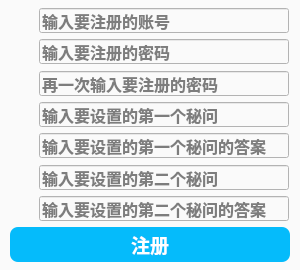
Qt form Codes/cregisterdialog.ui (ProYRB/IntelligentWindowClient) before a commit.
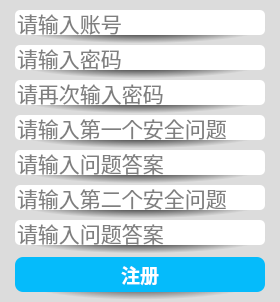
The same form after that commit. Icons and pictures are not drawn.

```diff
--- a/Codes/cregisterdialog.ui
+++ b/Codes/cregisterdialog.ui
@@ -6,8 +6,8 @@
    <rect>
     <x>0</x>
     <y>0</y>
-    <width>300</width>
-    <height>270</height>
+    <width>280</width>
+    <height>302</height>
    </rect>
   </property>
   <property name="sizePolicy">
@@ -18,14 +18,14 @@
   </property>
   <property name="minimumSize">
    <size>
-    <width>300</width>
-    <height>270</height>
+    <width>280</width>
+    <height>300</height>
    </size>
   </property>
   <property name="maximumSize">
    <size>
-    <width>300</width>
-    <height>270</height>
+    <width>280</width>
+    <height>302</height>
    </size>
   </property>
   <property name="windowTitle">
@@ -34,7 +34,7 @@
   <property name="styleSheet">
    <string notr="true">#CRegisterDialog
 {
-	background:rgb(250, 250, 250);
+	background:rgb(220, 220, 220);
 }</string>
   </property>
   <layout class="QGridLayout" name="gridLayout">
@@ -42,82 +42,19 @@
     <number>0</number>
    </property>
    <property name="topMargin">
-    <number>8</number>
+    <number>10</number>
    </property>
    <property name="rightMargin">
     <number>0</number>
    </property>
    <property name="bottomMargin">
-    <number>8</number>
-   </property>
-   <property name="horizontalSpacing">
     <number>0</number>
    </property>
-   <property name="verticalSpacing">
-    <number>5</number>
-   </property>
-   <item row="0" column="0">
-    <widget class="QWidget" name="widgetInput" native="true">
-     <property name="minimumSize">
-      <size>
-       <width>280</width>
-       <height>0</height>
-      </size>
-     </property>
-     <property name="maximumSize">
-      <size>
-       <width>280</width>
-       <height>16777215</height>
-      </size>
-     </property>
-     <layout class="QVBoxLayout" name="verticalLayout">
       <property name="spacing">
        <number>0</number>
       </property>
-      <property name="leftMargin">
-       <number>0</number>
-      </property>
-      <property name="topMargin">
-       <number>0</number>
-      </property>
-      <property name="rightMargin">
-       <number>0</number>
-      </property>
-      <property name="bottomMargin">
-       <number>0</number>
-      </property>
-      <item>
+   <item row="0" column="0">
        <widget class="QWidget" name="widgetAccount" native="true">
-        <property name="minimumSize">
-         <size>
-          <width>280</width>
-          <height>26</height>
-         </size>
-        </property>
-        <property name="maximumSize">
-         <size>
-          <width>280</width>
-          <height>26</height>
-         </size>
-        </property>
-        <layout class="QHBoxLayout" name="horizontalLayout_3">
-         <property name="spacing">
-          <number>4</number>
-         </property>
-         <property name="leftMargin">
-          <number>0</number>
-         </property>
-         <property name="topMargin">
-          <number>0</number>
-         </property>
-         <property name="rightMargin">
-          <number>0</number>
-         </property>
-         <property name="bottomMargin">
-          <number>0</number>
-         </property>
-         <item>
-          <widget class="QLabel" name="labelAccount">
            <property name="sizePolicy">
             <sizepolicy hsizetype="Fixed" vsizetype="Fixed">
              <horstretch>0</horstretch>
@@ -126,28 +63,44 @@
            </property>
            <property name="minimumSize">
             <size>
-             <width>25</width>
-             <height>22</height>
+       <width>280</width>
+       <height>35</height>
             </size>
            </property>
            <property name="maximumSize">
             <size>
-             <width>25</width>
-             <height>22</height>
-            </size>
-           </property>
-           <property name="text">
-            <string/>
-           </property>
-           <property name="pixmap">
-            <pixmap resource="intelligentwindowclient.qrc">:/pictures/ico/intelligentwindow.ico</pixmap>
-           </property>
-           <property name="scaledContents">
-            <bool>true</bool>
-           </property>
-          </widget>
-         </item>
-         <item>
+       <width>280</width>
+       <height>35</height>
+      </size>
+     </property>
+     <property name="font">
+      <font>
+       <family>等线</family>
+       <pointsize>10</pointsize>
+       <weight>75</weight>
+       <bold>true</bold>
+      </font>
+     </property>
+     <property name="styleSheet">
+      <string notr="true">background:qradialgradient(spread:pad, cx:0.5, cy:0.5, radius:0.5, fx:0.5, fy:0.5, stop:0.0965909 rgba(0, 0, 0, 255), stop:0.903409 rgba(220, 220, 220, 220));</string>
+     </property>
+     <layout class="QGridLayout" name="gridLayout_2">
+      <property name="leftMargin">
+       <number>0</number>
+      </property>
+      <property name="topMargin">
+       <number>0</number>
+      </property>
+      <property name="rightMargin">
+       <number>0</number>
+      </property>
+      <property name="bottomMargin">
+       <number>0</number>
+      </property>
+      <property name="spacing">
+       <number>0</number>
+      </property>
+      <item row="0" column="0">
           <widget class="QLineEdit" name="lineEditAccount">
            <property name="sizePolicy">
             <sizepolicy hsizetype="Fixed" vsizetype="Fixed">
@@ -169,10 +122,11 @@
            </property>
            <property name="font">
             <font>
-             <family>等线</family>
-             <pointsize>12</pointsize>
-             <weight>75</weight>
-             <bold>true</bold>
+          <family>Consolas</family>
+          <pointsize>16</pointsize>
+          <weight>50</weight>
+          <italic>false</italic>
+          <bold>false</bold>
             </font>
            </property>
            <property name="toolTip">
@@ -182,7 +136,9 @@
             <bool>false</bool>
            </property>
            <property name="styleSheet">
-            <string notr="true">background:rgb(250, 250, 250);</string>
+         <string notr="true">background:rgb(255, 255, 255);
+border-radius:5px;
+color:rgb(0, 0, 0);</string>
            </property>
            <property name="inputMask">
             <string/>
@@ -196,65 +152,52 @@
            <property name="frame">
             <bool>true</bool>
            </property>
+        <property name="echoMode">
+         <enum>QLineEdit::Normal</enum>
+        </property>
            <property name="cursorPosition">
             <number>0</number>
            </property>
+        <property name="alignment">
+         <set>Qt::AlignLeading|Qt::AlignLeft|Qt::AlignVCenter</set>
+        </property>
+        <property name="dragEnabled">
+         <bool>false</bool>
+        </property>
            <property name="placeholderText">
-            <string>输入要注册的账号</string>
+         <string>请输入账号</string>
            </property>
            <property name="clearButtonEnabled">
             <bool>true</bool>
            </property>
           </widget>
          </item>
-        </layout>
-       </widget>
-      </item>
-      <item>
-       <spacer name="verticalSpacer1">
+      <item row="1" column="0">
+       <spacer name="verticalSpacerInputAccount">
+        <property name="font">
+         <font>
+          <family>等线</family>
+          <pointsize>10</pointsize>
+          <weight>75</weight>
+          <bold>true</bold>
+         </font>
+        </property>
         <property name="orientation">
          <enum>Qt::Vertical</enum>
         </property>
         <property name="sizeHint" stdset="0">
          <size>
           <width>20</width>
-          <height>3</height>
+          <height>20</height>
          </size>
         </property>
        </spacer>
       </item>
-      <item>
+     </layout>
+    </widget>
+   </item>
+   <item row="1" column="0">
        <widget class="QWidget" name="widgetPassword" native="true">
-        <property name="minimumSize">
-         <size>
-          <width>280</width>
-          <height>26</height>
-         </size>
-        </property>
-        <property name="maximumSize">
-         <size>
-          <width>280</width>
-          <height>26</height>
-         </size>
-        </property>
-        <layout class="QHBoxLayout" name="horizontalLayout_4">
-         <property name="spacing">
-          <number>4</number>
-         </property>
-         <property name="leftMargin">
-          <number>0</number>
-         </property>
-         <property name="topMargin">
-          <number>0</number>
-         </property>
-         <property name="rightMargin">
-          <number>0</number>
-         </property>
-         <property name="bottomMargin">
-          <number>0</number>
-         </property>
-         <item>
-          <widget class="QLabel" name="labelPassword">
            <property name="sizePolicy">
             <sizepolicy hsizetype="Fixed" vsizetype="Fixed">
              <horstretch>0</horstretch>
@@ -263,28 +206,44 @@
            </property>
            <property name="minimumSize">
             <size>
-             <width>25</width>
-             <height>25</height>
+       <width>280</width>
+       <height>35</height>
             </size>
            </property>
            <property name="maximumSize">
             <size>
-             <width>25</width>
-             <height>25</height>
-            </size>
-           </property>
-           <property name="text">
-            <string/>
-           </property>
-           <property name="pixmap">
-            <pixmap resource="intelligentwindowclient.qrc">:/pictures/ico/key.ico</pixmap>
-           </property>
-           <property name="scaledContents">
-            <bool>true</bool>
-           </property>
-          </widget>
-         </item>
-         <item>
+       <width>280</width>
+       <height>35</height>
+      </size>
+     </property>
+     <property name="font">
+      <font>
+       <family>等线</family>
+       <pointsize>10</pointsize>
+       <weight>75</weight>
+       <bold>true</bold>
+      </font>
+     </property>
+     <property name="styleSheet">
+      <string notr="true">background:qradialgradient(spread:pad, cx:0.5, cy:0.5, radius:0.5, fx:0.5, fy:0.5, stop:0.0965909 rgba(0, 0, 0, 255), stop:0.903409 rgba(220, 220, 220, 220));</string>
+     </property>
+     <layout class="QGridLayout" name="gridLayout_3">
+      <property name="leftMargin">
+       <number>0</number>
+      </property>
+      <property name="topMargin">
+       <number>0</number>
+      </property>
+      <property name="rightMargin">
+       <number>0</number>
+      </property>
+      <property name="bottomMargin">
+       <number>0</number>
+      </property>
+      <property name="spacing">
+       <number>0</number>
+      </property>
+      <item row="0" column="0">
           <widget class="QLineEdit" name="lineEditPassword">
            <property name="sizePolicy">
             <sizepolicy hsizetype="Fixed" vsizetype="Fixed">
@@ -306,17 +265,23 @@
            </property>
            <property name="font">
             <font>
-             <family>等线</family>
-             <pointsize>12</pointsize>
-             <weight>75</weight>
-             <bold>true</bold>
+          <family>Consolas</family>
+          <pointsize>16</pointsize>
+          <weight>50</weight>
+          <italic>false</italic>
+          <bold>false</bold>
             </font>
            </property>
            <property name="toolTip">
             <string/>
            </property>
+        <property name="autoFillBackground">
+         <bool>false</bool>
+        </property>
            <property name="styleSheet">
-            <string notr="true">background:rgb(250, 250, 250);</string>
+         <string notr="true">background:rgb(255, 255, 255);
+border-radius:5px;
+color:rgb(0, 0, 0);</string>
            </property>
            <property name="inputMask">
             <string/>
@@ -336,62 +301,46 @@
            <property name="cursorPosition">
             <number>0</number>
            </property>
+        <property name="alignment">
+         <set>Qt::AlignLeading|Qt::AlignLeft|Qt::AlignVCenter</set>
+        </property>
+        <property name="dragEnabled">
+         <bool>false</bool>
+        </property>
            <property name="placeholderText">
-            <string>输入要注册的密码</string>
+         <string>请输入密码</string>
            </property>
            <property name="clearButtonEnabled">
             <bool>true</bool>
            </property>
           </widget>
          </item>
-        </layout>
-       </widget>
-      </item>
-      <item>
-       <spacer name="verticalSpacer2">
+      <item row="1" column="0">
+       <spacer name="verticalSpacerInputPassword">
+        <property name="font">
+         <font>
+          <family>等线</family>
+          <pointsize>10</pointsize>
+          <weight>75</weight>
+          <bold>true</bold>
+         </font>
+        </property>
         <property name="orientation">
          <enum>Qt::Vertical</enum>
         </property>
         <property name="sizeHint" stdset="0">
          <size>
           <width>20</width>
-          <height>3</height>
+          <height>20</height>
          </size>
         </property>
        </spacer>
       </item>
-      <item>
+     </layout>
+    </widget>
+   </item>
+   <item row="2" column="0">
        <widget class="QWidget" name="widgetPasswordAgain" native="true">
-        <property name="minimumSize">
-         <size>
-          <width>280</width>
-          <height>26</height>
-         </size>
-        </property>
-        <property name="maximumSize">
-         <size>
-          <width>280</width>
-          <height>26</height>
-         </size>
-        </property>
-        <layout class="QHBoxLayout" name="horizontalLayout_5">
-         <property name="spacing">
-          <number>4</number>
-         </property>
-         <property name="leftMargin">
-          <number>0</number>
-         </property>
-         <property name="topMargin">
-          <number>0</number>
-         </property>
-         <property name="rightMargin">
-          <number>0</number>
-         </property>
-         <property name="bottomMargin">
-          <number>0</number>
-         </property>
-         <item>
-          <widget class="QLabel" name="labelPasswordAgain">
            <property name="sizePolicy">
             <sizepolicy hsizetype="Fixed" vsizetype="Fixed">
              <horstretch>0</horstretch>
@@ -400,28 +349,44 @@
            </property>
            <property name="minimumSize">
             <size>
-             <width>25</width>
-             <height>25</height>
+       <width>280</width>
+       <height>35</height>
             </size>
            </property>
            <property name="maximumSize">
             <size>
-             <width>25</width>
-             <height>25</height>
-            </size>
-           </property>
-           <property name="text">
-            <string/>
-           </property>
-           <property name="pixmap">
-            <pixmap resource="intelligentwindowclient.qrc">:/pictures/ico/key.ico</pixmap>
-           </property>
-           <property name="scaledContents">
-            <bool>true</bool>
-           </property>
-          </widget>
-         </item>
-         <item>
+       <width>280</width>
+       <height>35</height>
+      </size>
+     </property>
+     <property name="font">
+      <font>
+       <family>等线</family>
+       <pointsize>10</pointsize>
+       <weight>75</weight>
+       <bold>true</bold>
+      </font>
+     </property>
+     <property name="styleSheet">
+      <string notr="true">background:qradialgradient(spread:pad, cx:0.5, cy:0.5, radius:0.5, fx:0.5, fy:0.5, stop:0.0965909 rgba(0, 0, 0, 255), stop:0.903409 rgba(220, 220, 220, 220));</string>
+     </property>
+     <layout class="QGridLayout" name="gridLayout_4">
+      <property name="leftMargin">
+       <number>0</number>
+      </property>
+      <property name="topMargin">
+       <number>0</number>
+      </property>
+      <property name="rightMargin">
+       <number>0</number>
+      </property>
+      <property name="bottomMargin">
+       <number>0</number>
+      </property>
+      <property name="spacing">
+       <number>0</number>
+      </property>
+      <item row="0" column="0">
           <widget class="QLineEdit" name="lineEditPasswordAgain">
            <property name="sizePolicy">
             <sizepolicy hsizetype="Fixed" vsizetype="Fixed">
@@ -443,17 +408,23 @@
            </property>
            <property name="font">
             <font>
-             <family>等线</family>
-             <pointsize>12</pointsize>
-             <weight>75</weight>
-             <bold>true</bold>
+          <family>Consolas</family>
+          <pointsize>16</pointsize>
+          <weight>50</weight>
+          <italic>false</italic>
+          <bold>false</bold>
             </font>
            </property>
            <property name="toolTip">
             <string/>
            </property>
+        <property name="autoFillBackground">
+         <bool>false</bool>
+        </property>
            <property name="styleSheet">
-            <string notr="true">background:rgb(250, 250, 250);</string>
+         <string notr="true">background:rgb(255, 255, 255);
+border-radius:5px;
+color:rgb(0, 0, 0);</string>
            </property>
            <property name="inputMask">
             <string/>
@@ -473,62 +444,46 @@
            <property name="cursorPosition">
             <number>0</number>
            </property>
+        <property name="alignment">
+         <set>Qt::AlignLeading|Qt::AlignLeft|Qt::AlignVCenter</set>
+        </property>
+        <property name="dragEnabled">
+         <bool>false</bool>
+        </property>
            <property name="placeholderText">
-            <string>再一次输入要注册的密码</string>
+         <string>请再次输入密码</string>
            </property>
            <property name="clearButtonEnabled">
             <bool>true</bool>
            </property>
           </widget>
          </item>
-        </layout>
-       </widget>
-      </item>
-      <item>
-       <spacer name="verticalSpacer3">
+      <item row="1" column="0">
+       <spacer name="verticalSpacerInputPasswordAgain">
+        <property name="font">
+         <font>
+          <family>等线</family>
+          <pointsize>10</pointsize>
+          <weight>75</weight>
+          <bold>true</bold>
+         </font>
+        </property>
         <property name="orientation">
          <enum>Qt::Vertical</enum>
         </property>
         <property name="sizeHint" stdset="0">
          <size>
           <width>20</width>
-          <height>3</height>
+          <height>20</height>
          </size>
         </property>
        </spacer>
       </item>
-      <item>
+     </layout>
+    </widget>
+   </item>
+   <item row="3" column="0">
        <widget class="QWidget" name="widgetSecretiveQuestion1" native="true">
-        <property name="minimumSize">
-         <size>
-          <width>280</width>
-          <height>26</height>
-         </size>
-        </property>
-        <property name="maximumSize">
-         <size>
-          <width>280</width>
-          <height>26</height>
-         </size>
-        </property>
-        <layout class="QHBoxLayout" name="horizontalLayout_6">
-         <property name="spacing">
-          <number>4</number>
-         </property>
-         <property name="leftMargin">
-          <number>0</number>
-         </property>
-         <property name="topMargin">
-          <number>0</number>
-         </property>
-         <property name="rightMargin">
-          <number>0</number>
-         </property>
-         <property name="bottomMargin">
-          <number>0</number>
-         </property>
-         <item>
-          <widget class="QLabel" name="labelSecretiveQuestion1">
            <property name="sizePolicy">
             <sizepolicy hsizetype="Fixed" vsizetype="Fixed">
              <horstretch>0</horstretch>
@@ -537,28 +492,44 @@
            </property>
            <property name="minimumSize">
             <size>
-             <width>25</width>
-             <height>25</height>
+       <width>280</width>
+       <height>35</height>
             </size>
            </property>
            <property name="maximumSize">
             <size>
-             <width>25</width>
-             <height>25</height>
-            </size>
-           </property>
-           <property name="text">
-            <string/>
-           </property>
-           <property name="pixmap">
-            <pixmap resource="intelligentwindowclient.qrc">:/pictures/ico/questions.ico</pixmap>
-           </property>
-           <property name="scaledContents">
-            <bool>true</bool>
-           </property>
-          </widget>
-         </item>
-         <item>
+       <width>280</width>
+       <height>35</height>
+      </size>
+     </property>
+     <property name="font">
+      <font>
+       <family>等线</family>
+       <pointsize>10</pointsize>
+       <weight>75</weight>
+       <bold>true</bold>
+      </font>
+     </property>
+     <property name="styleSheet">
+      <string notr="true">background:qradialgradient(spread:pad, cx:0.5, cy:0.5, radius:0.5, fx:0.5, fy:0.5, stop:0.0965909 rgba(0, 0, 0, 255), stop:0.903409 rgba(220, 220, 220, 220));</string>
+     </property>
+     <layout class="QGridLayout" name="gridLayout_5">
+      <property name="leftMargin">
+       <number>0</number>
+      </property>
+      <property name="topMargin">
+       <number>0</number>
+      </property>
+      <property name="rightMargin">
+       <number>0</number>
+      </property>
+      <property name="bottomMargin">
+       <number>0</number>
+      </property>
+      <property name="spacing">
+       <number>0</number>
+      </property>
+      <item row="0" column="0">
           <widget class="QLineEdit" name="lineEditSecretiveQuestion1">
            <property name="sizePolicy">
             <sizepolicy hsizetype="Fixed" vsizetype="Fixed">
@@ -580,10 +551,11 @@
            </property>
            <property name="font">
             <font>
-             <family>等线</family>
-             <pointsize>12</pointsize>
-             <weight>75</weight>
-             <bold>true</bold>
+          <family>Consolas</family>
+          <pointsize>16</pointsize>
+          <weight>50</weight>
+          <italic>false</italic>
+          <bold>false</bold>
             </font>
            </property>
            <property name="toolTip">
@@ -593,7 +565,9 @@
             <bool>false</bool>
            </property>
            <property name="styleSheet">
-            <string notr="true">background:rgb(250, 250, 250);</string>
+         <string notr="true">background:rgb(255, 255, 255);
+border-radius:5px;
+color:rgb(0, 0, 0);</string>
            </property>
            <property name="inputMask">
             <string/>
@@ -607,65 +581,52 @@
            <property name="frame">
             <bool>true</bool>
            </property>
+        <property name="echoMode">
+         <enum>QLineEdit::Normal</enum>
+        </property>
            <property name="cursorPosition">
             <number>0</number>
            </property>
+        <property name="alignment">
+         <set>Qt::AlignLeading|Qt::AlignLeft|Qt::AlignVCenter</set>
+        </property>
+        <property name="dragEnabled">
+         <bool>false</bool>
+        </property>
            <property name="placeholderText">
-            <string>输入要设置的第一个秘问</string>
+         <string>请输入第一个安全问题</string>
            </property>
            <property name="clearButtonEnabled">
             <bool>true</bool>
            </property>
           </widget>
          </item>
-        </layout>
-       </widget>
-      </item>
-      <item>
-       <spacer name="verticalSpacer4">
+      <item row="1" column="0">
+       <spacer name="verticalSpacerInputSecretiveQuestion1">
+        <property name="font">
+         <font>
+          <family>等线</family>
+          <pointsize>10</pointsize>
+          <weight>75</weight>
+          <bold>true</bold>
+         </font>
+        </property>
         <property name="orientation">
          <enum>Qt::Vertical</enum>
         </property>
         <property name="sizeHint" stdset="0">
          <size>
           <width>20</width>
-          <height>3</height>
+          <height>20</height>
          </size>
         </property>
        </spacer>
       </item>
-      <item>
+     </layout>
+    </widget>
+   </item>
+   <item row="4" column="0">
        <widget class="QWidget" name="widgetSecretiveAnswer1" native="true">
-        <property name="minimumSize">
-         <size>
-          <width>280</width>
-          <height>26</height>
-         </size>
-        </property>
-        <property name="maximumSize">
-         <size>
-          <width>280</width>
-          <height>26</height>
-         </size>
-        </property>
-        <layout class="QHBoxLayout" name="horizontalLayout_7">
-         <property name="spacing">
-          <number>4</number>
-         </property>
-         <property name="leftMargin">
-          <number>0</number>
-         </property>
-         <property name="topMargin">
-          <number>0</number>
-         </property>
-         <property name="rightMargin">
-          <number>0</number>
-         </property>
-         <property name="bottomMargin">
-          <number>0</number>
-         </property>
-         <item>
-          <widget class="QLabel" name="labelSecretiveAnswer1">
            <property name="sizePolicy">
             <sizepolicy hsizetype="Fixed" vsizetype="Fixed">
              <horstretch>0</horstretch>
@@ -674,28 +635,44 @@
            </property>
            <property name="minimumSize">
             <size>
-             <width>25</width>
-             <height>25</height>
+       <width>280</width>
+       <height>35</height>
             </size>
            </property>
            <property name="maximumSize">
             <size>
-             <width>25</width>
-             <height>25</height>
-            </size>
-           </property>
-           <property name="text">
-            <string/>
-           </property>
-           <property name="pixmap">
-            <pixmap resource="intelligentwindowclient.qrc">:/pictures/ico/answers.ico</pixmap>
-           </property>
-           <property name="scaledContents">
-            <bool>true</bool>
-           </property>
-          </widget>
-         </item>
-         <item>
+       <width>280</width>
+       <height>35</height>
+      </size>
+     </property>
+     <property name="font">
+      <font>
+       <family>等线</family>
+       <pointsize>10</pointsize>
+       <weight>75</weight>
+       <bold>true</bold>
+      </font>
+     </property>
+     <property name="styleSheet">
+      <string notr="true">background:qradialgradient(spread:pad, cx:0.5, cy:0.5, radius:0.5, fx:0.5, fy:0.5, stop:0.0965909 rgba(0, 0, 0, 255), stop:0.903409 rgba(220, 220, 220, 220));</string>
+     </property>
+     <layout class="QGridLayout" name="gridLayout_6">
+      <property name="leftMargin">
+       <number>0</number>
+      </property>
+      <property name="topMargin">
+       <number>0</number>
+      </property>
+      <property name="rightMargin">
+       <number>0</number>
+      </property>
+      <property name="bottomMargin">
+       <number>0</number>
+      </property>
+      <property name="spacing">
+       <number>0</number>
+      </property>
+      <item row="0" column="0">
           <widget class="QLineEdit" name="lineEditSecretiveAnswer1">
            <property name="sizePolicy">
             <sizepolicy hsizetype="Fixed" vsizetype="Fixed">
@@ -717,10 +694,11 @@
            </property>
            <property name="font">
             <font>
-             <family>等线</family>
-             <pointsize>12</pointsize>
-             <weight>75</weight>
-             <bold>true</bold>
+          <family>Consolas</family>
+          <pointsize>16</pointsize>
+          <weight>50</weight>
+          <italic>false</italic>
+          <bold>false</bold>
             </font>
            </property>
            <property name="toolTip">
@@ -730,7 +708,9 @@
             <bool>false</bool>
            </property>
            <property name="styleSheet">
-            <string notr="true">background:rgb(250, 250, 250);</string>
+         <string notr="true">background:rgb(255, 255, 255);
+border-radius:5px;
+color:rgb(0, 0, 0);</string>
            </property>
            <property name="inputMask">
             <string/>
@@ -744,65 +724,52 @@
            <property name="frame">
             <bool>true</bool>
            </property>
+        <property name="echoMode">
+         <enum>QLineEdit::Normal</enum>
+        </property>
            <property name="cursorPosition">
             <number>0</number>
            </property>
+        <property name="alignment">
+         <set>Qt::AlignLeading|Qt::AlignLeft|Qt::AlignVCenter</set>
+        </property>
+        <property name="dragEnabled">
+         <bool>false</bool>
+        </property>
            <property name="placeholderText">
-            <string>输入要设置的第一个秘问的答案</string>
+         <string>请输入问题答案</string>
            </property>
            <property name="clearButtonEnabled">
             <bool>true</bool>
            </property>
           </widget>
          </item>
-        </layout>
-       </widget>
-      </item>
-      <item>
-       <spacer name="verticalSpacer5">
+      <item row="1" column="0">
+       <spacer name="verticalSpacerInputSecretiveAnswer1">
+        <property name="font">
+         <font>
+          <family>等线</family>
+          <pointsize>10</pointsize>
+          <weight>75</weight>
+          <bold>true</bold>
+         </font>
+        </property>
         <property name="orientation">
          <enum>Qt::Vertical</enum>
         </property>
         <property name="sizeHint" stdset="0">
          <size>
           <width>20</width>
-          <height>3</height>
+          <height>20</height>
          </size>
         </property>
        </spacer>
       </item>
-      <item>
+     </layout>
+    </widget>
+   </item>
+   <item row="5" column="0">
        <widget class="QWidget" name="widgetSecretiveQuestion2" native="true">
-        <property name="minimumSize">
-         <size>
-          <width>280</width>
-          <height>26</height>
-         </size>
-        </property>
-        <property name="maximumSize">
-         <size>
-          <width>280</width>
-          <height>26</height>
-         </size>
-        </property>
-        <layout class="QHBoxLayout" name="horizontalLayout_9">
-         <property name="spacing">
-          <number>4</number>
-         </property>
-         <property name="leftMargin">
-          <number>0</number>
-         </property>
-         <property name="topMargin">
-          <number>0</number>
-         </property>
-         <property name="rightMargin">
-          <number>0</number>
-         </property>
-         <property name="bottomMargin">
-          <number>0</number>
-         </property>
-         <item>
-          <widget class="QLabel" name="labelSecretiveQuestion2">
            <property name="sizePolicy">
             <sizepolicy hsizetype="Fixed" vsizetype="Fixed">
              <horstretch>0</horstretch>
@@ -811,28 +778,44 @@
            </property>
            <property name="minimumSize">
             <size>
-             <width>25</width>
-             <height>25</height>
+       <width>280</width>
+       <height>35</height>
             </size>
            </property>
            <property name="maximumSize">
             <size>
-             <width>25</width>
-             <height>25</height>
-            </size>
-           </property>
-           <property name="text">
-            <string/>
-           </property>
-           <property name="pixmap">
-            <pixmap resource="intelligentwindowclient.qrc">:/pictures/ico/questions.ico</pixmap>
-           </property>
-           <property name="scaledContents">
-            <bool>true</bool>
-           </property>
-          </widget>
-         </item>
-         <item>
+       <width>280</width>
+       <height>35</height>
+      </size>
+     </property>
+     <property name="font">
+      <font>
+       <family>等线</family>
+       <pointsize>10</pointsize>
+       <weight>75</weight>
+       <bold>true</bold>
+      </font>
+     </property>
+     <property name="styleSheet">
+      <string notr="true">background:qradialgradient(spread:pad, cx:0.5, cy:0.5, radius:0.5, fx:0.5, fy:0.5, stop:0.0965909 rgba(0, 0, 0, 255), stop:0.903409 rgba(220, 220, 220, 220));</string>
+     </property>
+     <layout class="QGridLayout" name="gridLayout_7">
+      <property name="leftMargin">
+       <number>0</number>
+      </property>
+      <property name="topMargin">
+       <number>0</number>
+      </property>
+      <property name="rightMargin">
+       <number>0</number>
+      </property>
+      <property name="bottomMargin">
+       <number>0</number>
+      </property>
+      <property name="spacing">
+       <number>0</number>
+      </property>
+      <item row="0" column="0">
           <widget class="QLineEdit" name="lineEditSecretiveQuestion2">
            <property name="sizePolicy">
             <sizepolicy hsizetype="Fixed" vsizetype="Fixed">
@@ -854,10 +837,11 @@
            </property>
            <property name="font">
             <font>
-             <family>等线</family>
-             <pointsize>12</pointsize>
-             <weight>75</weight>
-             <bold>true</bold>
+          <family>Consolas</family>
+          <pointsize>16</pointsize>
+          <weight>50</weight>
+          <italic>false</italic>
+          <bold>false</bold>
             </font>
            </property>
            <property name="toolTip">
@@ -867,7 +851,9 @@
             <bool>false</bool>
            </property>
            <property name="styleSheet">
-            <string notr="true">background:rgb(250, 250, 250);</string>
+         <string notr="true">background:rgb(255, 255, 255);
+border-radius:5px;
+color:rgb(0, 0, 0);</string>
            </property>
            <property name="inputMask">
             <string/>
@@ -881,65 +867,52 @@
            <property name="frame">
             <bool>true</bool>
            </property>
+        <property name="echoMode">
+         <enum>QLineEdit::Normal</enum>
+        </property>
            <property name="cursorPosition">
             <number>0</number>
            </property>
+        <property name="alignment">
+         <set>Qt::AlignLeading|Qt::AlignLeft|Qt::AlignVCenter</set>
+        </property>
+        <property name="dragEnabled">
+         <bool>false</bool>
+        </property>
            <property name="placeholderText">
-            <string>输入要设置的第二个秘问</string>
+         <string>请输入第二个安全问题</string>
            </property>
            <property name="clearButtonEnabled">
             <bool>true</bool>
            </property>
           </widget>
          </item>
-        </layout>
-       </widget>
-      </item>
-      <item>
-       <spacer name="verticalSpacer6">
+      <item row="1" column="0">
+       <spacer name="verticalSpacerInputSecretiveQuestion2">
+        <property name="font">
+         <font>
+          <family>等线</family>
+          <pointsize>10</pointsize>
+          <weight>75</weight>
+          <bold>true</bold>
+         </font>
+        </property>
         <property name="orientation">
          <enum>Qt::Vertical</enum>
         </property>
         <property name="sizeHint" stdset="0">
          <size>
           <width>20</width>
-          <height>3</height>
+          <height>20</height>
          </size>
         </property>
        </spacer>
       </item>
-      <item>
+     </layout>
+    </widget>
+   </item>
+   <item row="6" column="0">
        <widget class="QWidget" name="widgetSecretiveAnswer2" native="true">
-        <property name="minimumSize">
-         <size>
-          <width>280</width>
-          <height>26</height>
-         </size>
-        </property>
-        <property name="maximumSize">
-         <size>
-          <width>280</width>
-          <height>26</height>
-         </size>
-        </property>
-        <layout class="QHBoxLayout" name="horizontalLayout_8">
-         <property name="spacing">
-          <number>4</number>
-         </property>
-         <property name="leftMargin">
-          <number>0</number>
-         </property>
-         <property name="topMargin">
-          <number>0</number>
-         </property>
-         <property name="rightMargin">
-          <number>0</number>
-         </property>
-         <property name="bottomMargin">
-          <number>0</number>
-         </property>
-         <item>
-          <widget class="QLabel" name="labelSecretiveAnswer2">
            <property name="sizePolicy">
             <sizepolicy hsizetype="Fixed" vsizetype="Fixed">
              <horstretch>0</horstretch>
@@ -948,28 +921,44 @@
            </property>
            <property name="minimumSize">
             <size>
-             <width>25</width>
-             <height>25</height>
+       <width>280</width>
+       <height>35</height>
             </size>
            </property>
            <property name="maximumSize">
             <size>
-             <width>25</width>
-             <height>25</height>
-            </size>
-           </property>
-           <property name="text">
-            <string/>
-           </property>
-           <property name="pixmap">
-            <pixmap resource="intelligentwindowclient.qrc">:/pictures/ico/answers.ico</pixmap>
-           </property>
-           <property name="scaledContents">
-            <bool>true</bool>
-           </property>
-          </widget>
-         </item>
-         <item>
+       <width>280</width>
+       <height>35</height>
+      </size>
+     </property>
+     <property name="font">
+      <font>
+       <family>等线</family>
+       <pointsize>10</pointsize>
+       <weight>75</weight>
+       <bold>true</bold>
+      </font>
+     </property>
+     <property name="styleSheet">
+      <string notr="true">background:qradialgradient(spread:pad, cx:0.5, cy:0.5, radius:0.5, fx:0.5, fy:0.5, stop:0.0965909 rgba(0, 0, 0, 255), stop:0.903409 rgba(220, 220, 220, 220));</string>
+     </property>
+     <layout class="QGridLayout" name="gridLayout_8">
+      <property name="leftMargin">
+       <number>0</number>
+      </property>
+      <property name="topMargin">
+       <number>0</number>
+      </property>
+      <property name="rightMargin">
+       <number>0</number>
+      </property>
+      <property name="bottomMargin">
+       <number>0</number>
+      </property>
+      <property name="spacing">
+       <number>0</number>
+      </property>
+      <item row="0" column="0">
           <widget class="QLineEdit" name="lineEditSecretiveAnswer2">
            <property name="sizePolicy">
             <sizepolicy hsizetype="Fixed" vsizetype="Fixed">
@@ -991,10 +980,11 @@
            </property>
            <property name="font">
             <font>
-             <family>等线</family>
-             <pointsize>12</pointsize>
-             <weight>75</weight>
-             <bold>true</bold>
+          <family>Consolas</family>
+          <pointsize>16</pointsize>
+          <weight>50</weight>
+          <italic>false</italic>
+          <bold>false</bold>
             </font>
            </property>
            <property name="toolTip">
@@ -1004,7 +994,9 @@
             <bool>false</bool>
            </property>
            <property name="styleSheet">
-            <string notr="true">background:rgb(250, 250, 250);</string>
+         <string notr="true">background:rgb(255, 255, 255);
+border-radius:5px;
+color:rgb(0, 0, 0);</string>
            </property>
            <property name="inputMask">
             <string/>
@@ -1018,24 +1010,78 @@
            <property name="frame">
             <bool>true</bool>
            </property>
+        <property name="echoMode">
+         <enum>QLineEdit::Normal</enum>
+        </property>
            <property name="cursorPosition">
             <number>0</number>
            </property>
+        <property name="alignment">
+         <set>Qt::AlignLeading|Qt::AlignLeft|Qt::AlignVCenter</set>
+        </property>
+        <property name="dragEnabled">
+         <bool>false</bool>
+        </property>
            <property name="placeholderText">
-            <string>输入要设置的第二个秘问的答案</string>
+         <string>请输入问题答案</string>
            </property>
            <property name="clearButtonEnabled">
             <bool>true</bool>
            </property>
           </widget>
          </item>
-        </layout>
-       </widget>
-      </item>
-     </layout>
-    </widget>
-   </item>
    <item row="1" column="0">
+       <spacer name="verticalSpacerInputSecretiveAnswer2">
+        <property name="font">
+         <font>
+          <family>等线</family>
+          <pointsize>10</pointsize>
+          <weight>75</weight>
+          <bold>true</bold>
+         </font>
+        </property>
+        <property name="orientation">
+         <enum>Qt::Vertical</enum>
+        </property>
+        <property name="sizeHint" stdset="0">
+         <size>
+          <width>20</width>
+          <height>20</height>
+         </size>
+        </property>
+       </spacer>
+      </item>
+     </layout>
+    </widget>
+   </item>
+   <item row="7" column="0">
+    <widget class="QWidget" name="widgetLoginButton" native="true">
+     <property name="sizePolicy">
+      <sizepolicy hsizetype="Preferred" vsizetype="Fixed">
+       <horstretch>0</horstretch>
+       <verstretch>0</verstretch>
+      </sizepolicy>
+     </property>
+     <property name="styleSheet">
+      <string notr="true">background:qradialgradient(spread:pad, cx:0.5, cy:0.5, radius:0.5, fx:0.5, fy:0.5, stop:0.0965909 rgba(0, 0, 0, 255), stop:0.903409 rgba(220, 220, 220, 220));</string>
+     </property>
+     <layout class="QGridLayout" name="gridLayout_9">
+      <property name="leftMargin">
+       <number>5</number>
+      </property>
+      <property name="topMargin">
+       <number>2</number>
+      </property>
+      <property name="rightMargin">
+       <number>5</number>
+      </property>
+      <property name="bottomMargin">
+       <number>10</number>
+      </property>
+      <property name="spacing">
+       <number>0</number>
+      </property>
+      <item row="0" column="0">
     <widget class="QToolButton" name="toolButtonRegister">
      <property name="sizePolicy">
       <sizepolicy hsizetype="Fixed" vsizetype="Fixed">
@@ -1045,13 +1091,13 @@
      </property>
      <property name="minimumSize">
       <size>
-       <width>280</width>
+          <width>250</width>
        <height>35</height>
       </size>
      </property>
      <property name="maximumSize">
       <size>
-       <width>280</width>
+          <width>250</width>
        <height>35</height>
       </size>
      </property>
@@ -1093,8 +1139,9 @@
    </item>
   </layout>
  </widget>
- <resources>
-  <include location="intelligentwindowclient.qrc"/>
- </resources>
+   </item>
+  </layout>
+ </widget>
+ <resources/>
  <connections/>
 </ui>
```
Left out of the diff: 14 changed lines with no effect on the pictures. Lines whose indentation alone changed are shown as unchanged.
